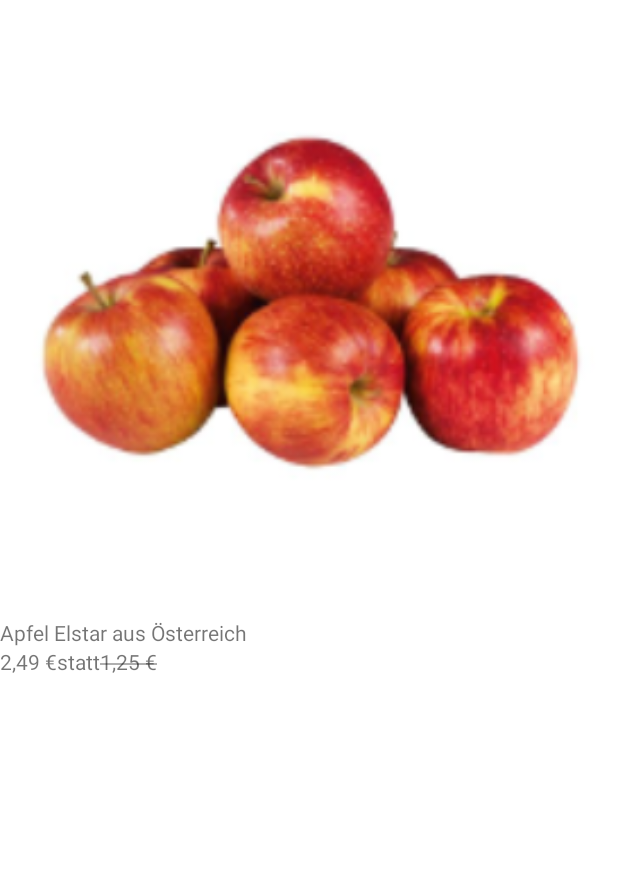
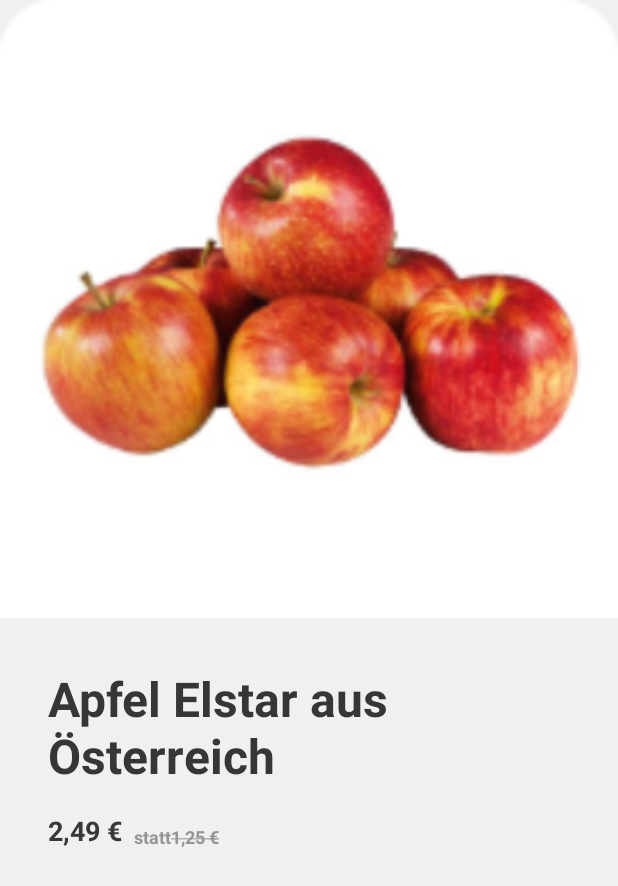
Before and after one commit to RadmanHayati/Products, an Android app: the layout fragment_detail.xml on its own in the app's theme, with its tools: preview values and no code run, on a phone screen of 412 x 824 dp. Shown: the top 886 px of the screen. Run offline under Robolectric (Android 15) with nearby library versions, the phone set to English and light mode, and no system bars; network calls fail.

Commit message:
design detail fragment UI

```diff
--- a/app/src/main/java/ir/alizeyn/products/presentation/products/view/ProductsFragment.kt
+++ b/app/src/main/java/ir/alizeyn/products/presentation/products/view/ProductsFragment.kt
@@ -16,7 +16,7 @@ import ir.alizeyn.products.databinding.FragmentProductsBinding
 import ir.alizeyn.products.presentation.products.viewmodel.ProductsViewModel
 import jp.wasabeef.recyclerview.adapters.AlphaInAnimationAdapter
 
-const val PRODUCTS_SPAN_COUNT: Int = 2
+const val PRODUCTS_SPAN_COUNT = 2
 
 @AndroidEntryPoint
 class ProductsFragment : Fragment() {
@@ -35,6 +35,7 @@ class ProductsFragment : Fragment() {
         setupRecyclerView()
 
         viewModel.products.observe(viewLifecycleOwner, { productStateData ->
+            Log.i("TAG", "onCreateView: Products data emitted")
             when (productStateData) {
                 is StateData.Loading -> {
                     binding.loadingGroup.visible()
@@ -43,6 +44,7 @@ class ProductsFragment : Fragment() {
                     binding.loadingGroup.gone()
                     productStateData.data?.let {
                         adapter.updateData(it)
+                        binding.productsRecyclerView.scheduleLayoutAnimation()
                     }
                 }
                 is StateData.Error -> {
--- a/app/src/main/java/ir/alizeyn/products/presentation/products/viewmodel/ProductsViewModel.kt
+++ b/app/src/main/java/ir/alizeyn/products/presentation/products/viewmodel/ProductsViewModel.kt
@@ -1,5 +1,6 @@
 package ir.alizeyn.products.presentation.products.viewmodel
 
+import android.util.Log
 import androidx.lifecycle.LiveData
 import dagger.hilt.android.lifecycle.HiltViewModel
 import ir.alizeyn.products.core.base.BaseViewModel
@@ -34,6 +35,7 @@ class ProductsViewModel @Inject constructor(
     }
 
     fun getProducts() = launch {
+        Log.i("TAG", "getProducts: requesting ...")
         _products.setLoading()
         repository.getProducts()
             .map {
--- a/app/src/main/res/layout/fragment_detail.xml
+++ b/app/src/main/res/layout/fragment_detail.xml
@@ -1,10 +1,16 @@
 <?xml version="1.0" encoding="utf-8"?>
-<androidx.constraintlayout.widget.ConstraintLayout xmlns:android="http://schemas.android.com/apk/res/android"
+<ScrollView xmlns:android="http://schemas.android.com/apk/res/android"
     xmlns:app="http://schemas.android.com/apk/res-auto"
     xmlns:tools="http://schemas.android.com/tools"
     android:layout_width="match_parent"
     android:layout_height="match_parent"
+    android:background="@color/background"
     tools:context=".presentation.detail.DetailFragment">
+
+    <androidx.constraintlayout.widget.ConstraintLayout
+        android:layout_width="match_parent"
+        android:layout_height="wrap_content"
+        android:paddingBottom="@dimen/maxPadding">
 
         <ImageView
             android:id="@+id/productImage"
@@ -22,8 +28,12 @@
             android:id="@+id/productTitle"
             android:layout_width="0dp"
             android:layout_height="wrap_content"
-        app:layout_constraintEnd_toEndOf="parent"
-        app:layout_constraintStart_toStartOf="parent"
+            android:layout_marginTop="@dimen/xlargeMargin"
+            android:textColor="@color/textHeading1"
+            android:textSize="@dimen/xxlargeTextSize"
+            android:textStyle="bold"
+            app:layout_constraintEnd_toStartOf="@+id/endGuideline"
+            app:layout_constraintStart_toStartOf="@+id/startGuideline"
             app:layout_constraintTop_toBottomOf="@+id/productImage"
             tools:text="Apfel Elstar aus Österreich" />
 
@@ -31,7 +41,11 @@
             android:id="@+id/productPrice"
             android:layout_width="wrap_content"
             android:layout_height="wrap_content"
-        app:layout_constraintStart_toStartOf="parent"
+            android:layout_marginTop="@dimen/maxMargin"
+            android:textColor="@color/textDark"
+            android:textSize="@dimen/largeTextSize"
+            android:textStyle="bold"
+            app:layout_constraintStart_toStartOf="@+id/startGuideline"
             app:layout_constraintTop_toBottomOf="@+id/productTitle"
             tools:text="2,49 €" />
 
@@ -39,8 +53,11 @@
             android:id="@+id/productDescription"
             android:layout_width="0dp"
             android:layout_height="wrap_content"
-        app:layout_constraintEnd_toEndOf="parent"
-        app:layout_constraintStart_toStartOf="parent"
+            android:layout_marginTop="@dimen/xlargeMargin"
+            android:textColor="@color/textNormal"
+            android:textSize="@dimen/normalTextSize"
+            app:layout_constraintEnd_toStartOf="@+id/endGuideline"
+            app:layout_constraintStart_toStartOf="@+id/startGuideline"
             app:layout_constraintTop_toBottomOf="@+id/productPrice"
             tools:text="@tools:sample/lorem/random" />
 
@@ -48,16 +65,39 @@
             android:id="@+id/productStrikePriceTitle"
             android:layout_width="wrap_content"
             android:layout_height="wrap_content"
+            android:layout_marginStart="@dimen/standardMargin"
             android:text="@string/strikePriceTitle"
-        app:layout_constraintStart_toEndOf="@+id/productPrice"
-        app:layout_constraintTop_toBottomOf="@+id/productTitle" />
+            android:textColor="@color/textLight"
+            android:textSize="@dimen/smallTextSize"
+            android:textStyle="bold"
+            app:layout_constraintBottom_toBottomOf="@+id/productPrice"
+            app:layout_constraintStart_toEndOf="@+id/productPrice" />
 
         <TextView
             android:id="@+id/productStrikePrice"
             android:layout_width="wrap_content"
             android:layout_height="wrap_content"
             android:text="@string/strikePriceTools"
-        app:layout_constraintStart_toEndOf="@+id/productStrikePriceTitle"
-        app:layout_constraintTop_toBottomOf="@+id/productTitle" />
+            android:textColor="@color/textLight"
+            android:textSize="@dimen/smallTextSize"
+            android:textStyle="bold"
+            app:layout_constraintBottom_toBottomOf="@+id/productPrice"
+            app:layout_constraintStart_toEndOf="@+id/productStrikePriceTitle" />
+
+        <androidx.constraintlayout.widget.Guideline
+            android:id="@+id/startGuideline"
+            android:layout_width="wrap_content"
+            android:layout_height="wrap_content"
+            android:orientation="vertical"
+            app:layout_constraintGuide_begin="@dimen/xlargeMargin" />
+
+        <androidx.constraintlayout.widget.Guideline
+            android:id="@+id/endGuideline"
+            android:layout_width="wrap_content"
+            android:layout_height="wrap_content"
+            android:orientation="vertical"
+            app:layout_constraintGuide_end="@dimen/xlargeMargin" />
 
     </androidx.constraintlayout.widget.ConstraintLayout>
+
+</ScrollView>
--- a/app/src/main/res/layout/fragment_products.xml
+++ b/app/src/main/res/layout/fragment_products.xml
@@ -42,7 +42,7 @@
     <androidx.recyclerview.widget.RecyclerView
         android:id="@+id/productsRecyclerView"
         android:layout_width="0dp"
-        android:layout_height="0dp"
+        android:layout_height="wrap_content"
         android:clipToPadding="false"
         android:padding="@dimen/standardPadding"
         app:layout_constraintBottom_toBottomOf="parent"
--- a/app/src/main/res/layout/item_product.xml
+++ b/app/src/main/res/layout/item_product.xml
@@ -10,7 +10,7 @@
 
     <androidx.constraintlayout.widget.ConstraintLayout
         android:layout_width="match_parent"
-        android:layout_height="match_parent"
+        android:layout_height="wrap_content"
         android:paddingBottom="@dimen/maxPadding">
 
         <ImageView
--- a/app/src/main/res/values/dimens.xml
+++ b/app/src/main/res/values/dimens.xml
@@ -3,6 +3,7 @@
     <dimen name="minMargin">4dp</dimen>
     <dimen name="standardMargin">8dp</dimen>
     <dimen name="maxMargin">16dp</dimen>
+    <dimen name="xlargeMargin">32dp</dimen>
 
     <dimen name="slimPadding">2dp</dimen>
     <dimen name="minPadding">4dp</dimen>
@@ -13,6 +14,8 @@
     <dimen name="standardCardRadius">8dp</dimen>
     <dimen name="maxCardRadius">16dp</dimen>
 
+    <dimen name="xxlargeTextSize">32sp</dimen>
+    <dimen name="xlargeTextSize">24sp</dimen>
     <dimen name="largeTextSize">18sp</dimen>
     <dimen name="normalTextSize">16sp</dimen>
     <dimen name="smallTextSize">12sp</dimen>
```
Lines whose indentation alone changed are shown as unchanged.
